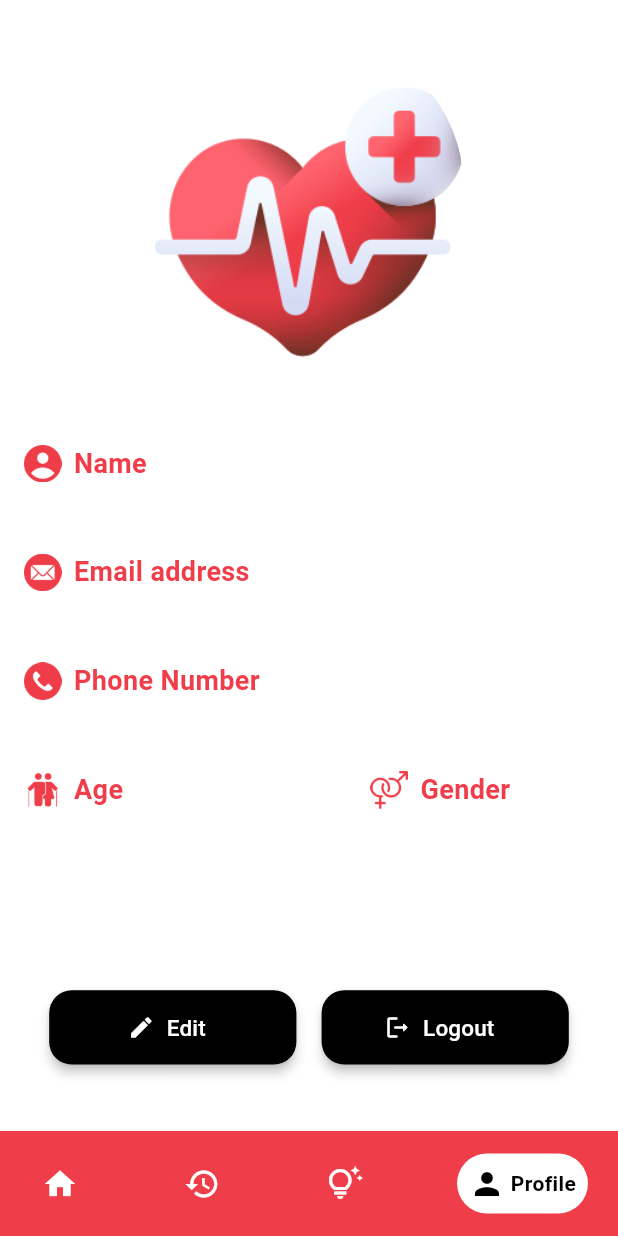
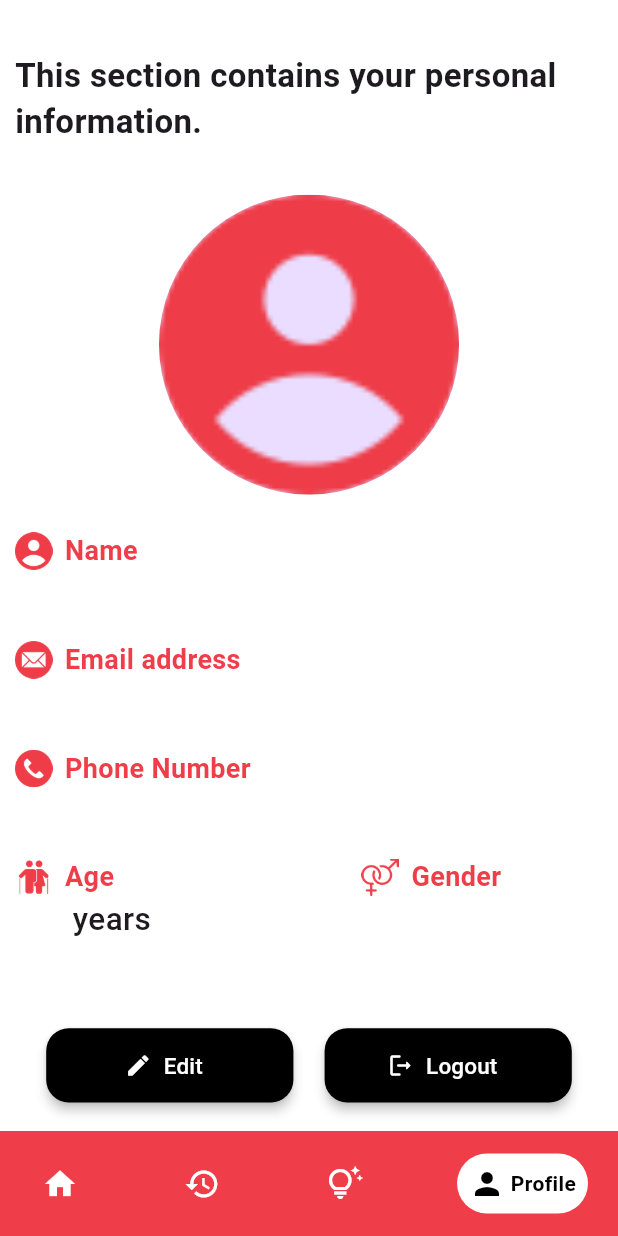
Before and after one commit to aryamanshrivastava/Health_Sphere, a Flutter app: the HomeScreen screen opened directly, item 4 of the bottom bar chosen, on a phone screen of 412 x 824 dp. Run offline on Flutter 3.47's test engine with Material 3 defaults, Android fonts, the phone set to English and light mode, and no system bars; drawn by our look-alikes of google_nav_bar; our stand-ins replace cloud_firestore, firebase_auth, firebase_core, firebase_storage, flutter_spinkit, image_picker and 2 more; accounts and stored records are empty; project files that could hold a hidden picture were left out.

Commit message:
Profile connected with firebase

```diff
--- a/lib/auth/otp.dart
+++ b/lib/auth/otp.dart
@@ -28,7 +28,7 @@ class Otp extends StatefulWidget {
 class _OtpState extends State<Otp> {
   String? otp;
   String? verificationId;
-  int resendTime = 600;
+  int resendTime = 60;
   late Timer countdownTimer;
   @override
   void initState() {
@@ -82,7 +82,7 @@ class _OtpState extends State<Otp> {
             mainAxisAlignment: MainAxisAlignment.center,
             children: [
               SizedBox(
-                height: h * 0.03,
+                height: h * 0.01,
               ),
               SizedBox(
                 width: w,
--- a/lib/data/healthtips.dart
+++ b/lib/data/healthtips.dart
@@ -53,25 +53,25 @@ final List<HealthTips> healthTips = [
     imageUrl: 'assets/smart-factory.png',
   ),
   HealthTips(
-    title: 'Prioritize Mental Health',
+    title: 'Prioritize mental health',
     description:
         'Take time for self-care activities and seek support from loved ones or professionals when needed.',
     imageUrl: 'assets/mental-health.png',
   ),
   HealthTips(
-    title: 'Practice Good Hygiene',
+    title: 'Practice good hygiene',
     description:
         'Maintain proper hygiene habits such as regular handwashing and dental care to prevent infections.',
     imageUrl: 'assets/hygiene.png',
   ),
   HealthTips(
-    title: 'Stay Connected',
+    title: 'Stay connected',
     description:
         'Foster meaningful relationships to cultivate a support network that enhances emotional resilience.',
     imageUrl: 'assets/network.png',
   ),
   HealthTips(
-    title: 'Listen to Your Body',
+    title: 'Listen to your body',
     description:
         'Pay attention to your body\'s signals and respond appropriately by seeking medical attention.',
     imageUrl: 'assets/attention.png',
--- a/lib/screens/home.dart
+++ b/lib/screens/home.dart
@@ -279,12 +279,9 @@ class _HomeScreenState extends State<HomeScreen> {
                       style: TextStyle(
                           fontSize: h * 0.028,
                           color: Color(0xff000000),
-                          fontWeight: FontWeight.bold)),
-                  Text('See All',
-                      style: TextStyle(
-                          fontSize: h * 0.018,
-                          color: Color(0xffffffff),
-                          fontWeight: FontWeight.bold)),
+                          fontWeight: FontWeight.bold
+                        )
+                    ),
                 ],
               ),
               SizedBox(height: h * 0.02),
--- a/lib/screens/profile.dart
+++ b/lib/screens/profile.dart
@@ -1,4 +1,4 @@
-// ignore_for_file: prefer_const_constructors, prefer_const_literals_to_create_immutables, sort_child_properties_last, unnecessary_string_interpolations, use_key_in_widget_constructors, use_build_context_synchronously
+// ignore_for_file: prefer_const_constructors, prefer_const_literals_to_create_immutables, sort_child_properties_last, unnecessary_string_interpolations, use_key_in_widget_constructors, use_build_context_synchronously, curly_braces_in_flow_control_structures
 
 import 'package:cloud_firestore/cloud_firestore.dart';
 import 'package:firebase_auth/firebase_auth.dart';
@@ -58,23 +58,28 @@ class _ProfileState extends State<Profile> {
       return userSnapshot;
     } catch (error) {
       // Handle any errors that occur
-      print("Error fetching user data: $error");
       return Future.error(error.toString());
     }
   }
 
   Future<void> _logout(BuildContext context) async {
-    try {
       await auth.signOut();
       // Navigate to login screen or home screen
       // For example:
       Navigator.pushReplacement(
         context,
-        MaterialPageRoute(builder: (context) => PhoneAuth()),
-      );
-    } catch (e) {
-      print('Error logging out: $e');
-    }
+        MaterialPageRoute(builder: (context) => PhoneAuth()
+        )
+    );
+  }
+
+  String _getUserImage(String gender) {
+    if(gender == "Male" || gender == "male")
+      return 'assets/man.png';
+    else if(gender == "Female" || gender == "female")
+      return 'assets/woman.png';
+    else
+      return 'assets/profile.png';
   }
 
 
@@ -87,21 +92,25 @@ class _ProfileState extends State<Profile> {
       child: Scaffold(
         backgroundColor: Colors.white,
             body:SingleChildScrollView(
-              padding: EdgeInsets.all(16),
+              padding: EdgeInsets.all(10),
               child: Column(
                 crossAxisAlignment: CrossAxisAlignment.start,
                 children: [
-                  SizedBox(height: h * 0.01),
+                  SizedBox(height: h * 0.03),
                   Center(
-                    child:ClipRRect(
-                      borderRadius: BorderRadius.circular(100),
-                      child: SizedBox(
-                        width: w * 0.5,
-                        height: h * 0.3,
-                        child: Image.asset(
-                        'assets/logo_1.png',
-                        ),
-                      )
+                    child: Text(
+                      "This section contains your personal information.",
+                      style: TextStyle(
+                        fontWeight: FontWeight.bold,
+                        fontSize: 22,
+                      ),
+                    ),
+                  ),
+                  SizedBox(height: h * 0.04),
+                  Center(
+                    child: CircleAvatar(
+                      radius: 100,
+                      backgroundImage: AssetImage(_getUserImage(userGender)),
                     ),
                   ),
                   SizedBox(height: h * 0.03),
@@ -273,13 +282,13 @@ class _ProfileState extends State<Profile> {
                               children: [
                                 SizedBox(width: w * 0.08),
                                 Text(
-                                  '$userAge',
+                                  '$userAge years',
                                   style: TextStyle(
                                     fontSize: 21,
                                     fontWeight: FontWeight.w500
                                   ),
                                 ),
-                                SizedBox(width: w * 0.5),
+                                SizedBox(width: w * 0.36),
                                 Text(
                                   '$userGender',
                                   style: TextStyle(
@@ -292,7 +301,7 @@ class _ProfileState extends State<Profile> {
                             SizedBox(height: h * 0.02),
                           ],
                         ),
-                        SizedBox(height: h * 0.09),
+                        SizedBox(height: h * 0.05),
                         Row(
                           mainAxisAlignment: MainAxisAlignment.spaceEvenly,
                           children: [
--- a/lib/screens/splash.dart
+++ b/lib/screens/splash.dart
@@ -38,7 +38,7 @@ class _SplashScreenState extends State<SplashScreen> {
   Widget build(BuildContext context) {
     double h = MediaQuery.of(context).size.height;
     return Scaffold(
-        backgroundColor: Color(0xffffffff),
+        backgroundColor: Colors.white,
         body: Center(
             child: Column(
           mainAxisAlignment: MainAxisAlignment.center,
```
Also changed, not shown: assets/man.png (added), assets/woman.png (added).
